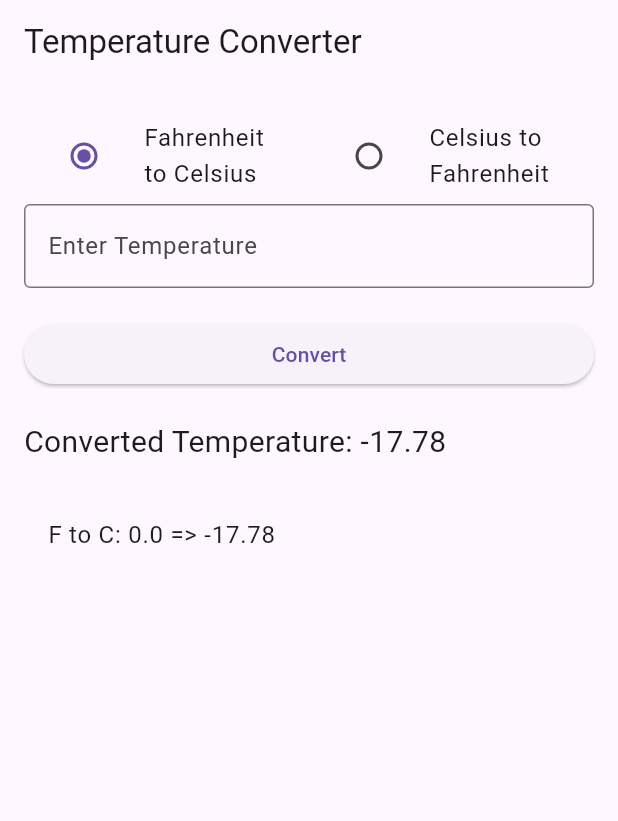
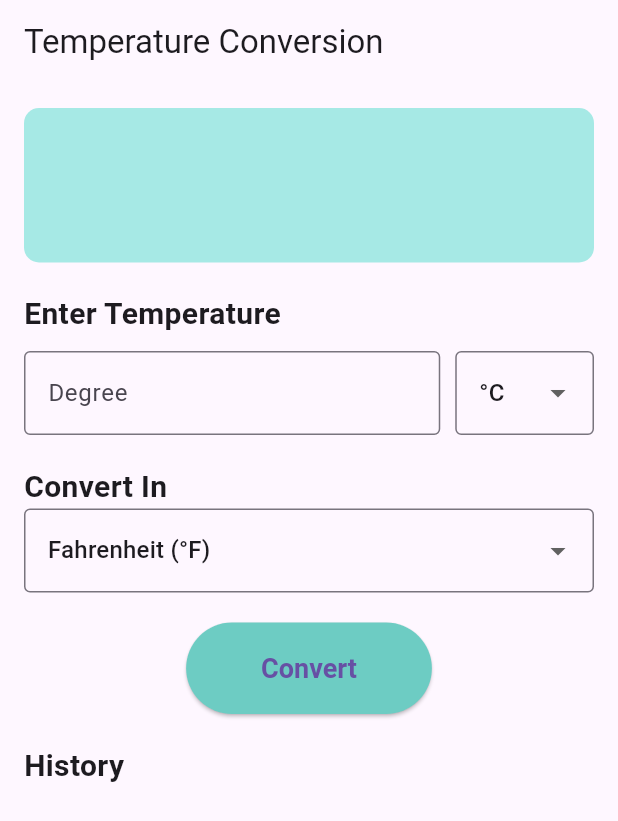
Before and after one commit to Umutoniwasepie/Temperature-Conversion-app, a Flutter app: the screen it shows after launch, after a tap on "Convert", on a phone screen of 412 x 824 dp. Shown: the top 821 px of the screen. Run offline on Flutter 3.47's test engine with Material 3 defaults, Android fonts, the phone set to English and light mode, and no system bars.

Commit message:
Made some UI changes

```diff
--- a/temperature_conversion_app/lib/main.dart
+++ b/temperature_conversion_app/lib/main.dart
@@ -1,42 +1,60 @@
 import 'package:flutter/material.dart';
 
-void main() => runApp(TempConversionApp());
+void main() {
+  runApp(TemperatureConversionApp());
+}
 
-class TempConversionApp extends StatelessWidget {
+class TemperatureConversionApp extends StatelessWidget {
   @override
   Widget build(BuildContext context) {
     return MaterialApp(
-      title: 'Temperature Converter',
+      title: 'Temperature Conversion App',
       theme: ThemeData(
         primarySwatch: Colors.teal,
+        visualDensity: VisualDensity.adaptivePlatformDensity,
       ),
-      home: TempConversionHomePage(),
+      home: TemperatureConversionScreen(),
     );
   }
 }
 
-class TempConversionHomePage extends StatefulWidget {
+class TemperatureConversionScreen extends StatefulWidget {
   @override
-  _TempConversionHomePageState createState() => _TempConversionHomePageState();
+  _TemperatureConversionScreenState createState() =>
+      _TemperatureConversionScreenState();
 }
 
-class _TempConversionHomePageState extends State<TempConversionHomePage> {
+class _TemperatureConversionScreenState
+    extends State<TemperatureConversionScreen> {
   final TextEditingController _controller = TextEditingController();
-  String _conversionType = 'F to C';
-  String _result = '';
-  List<String> _history = [];
+  bool _isCelsius = true;
+  String _convertedTemperature = '';
+  List<String> _conversionHistory = [];
 
-  void _convert() {
+  void _convertTemperature() {
+    if (_controller.text.isEmpty) return;
+
+    double inputTemperature = double.parse(_controller.text);
+    double convertedTemperature;
+
+    if (_isCelsius) {
+      convertedTemperature = (inputTemperature * 9 / 5) + 32;
+      _conversionHistory.insert(0,
+          'C to F: ${inputTemperature.toStringAsFixed(1)} => ${convertedTemperature.toStringAsFixed(1)}');
+    } else {
+      convertedTemperature = (inputTemperature - 32) * 5 / 9;
+      _conversionHistory.insert(0,
+          'F to C: ${inputTemperature.toStringAsFixed(1)} => ${convertedTemperature.toStringAsFixed(1)}');
+    }
+
     setState(() {
-      double input = double.tryParse(_controller.text) ?? 0;
-      double output;
-      if (_conversionType == 'F to C') {
-        output = (input - 32) * 5 / 9;
-      } else {
-        output = input * 9 / 5 + 32;
+      _convertedTemperature = convertedTemperature.toStringAsFixed(1);
+    });
   }
-      _result = output.toStringAsFixed(2);
-      _history.insert(0, '$_conversionType: $input => $_result');
+
+  void _toggleConversion() {
+    setState(() {
+      _isCelsius = !_isCelsius;
     });
   }
 
@@ -44,70 +62,113 @@ class _TempConversionHomePageState extends State<TempConversionHomePage> {
   Widget build(BuildContext context) {
     return Scaffold(
       appBar: AppBar(
-        title: Text('Temperature Converter'),
+        title: Text('Temperature Conversion'),
       ),
       body: Padding(
         padding: const EdgeInsets.all(16.0),
         child: Column(
           crossAxisAlignment: CrossAxisAlignment.stretch,
           children: <Widget>[
+            _buildResultSection(),
+            SizedBox(height: 20),
+            Expanded(
+              child: Column(
+                crossAxisAlignment: CrossAxisAlignment.start,
+                children: [
+                  Text('Enter Temperature',
+                      style:
+                          TextStyle(fontSize: 20, fontWeight: FontWeight.bold)),
+                  SizedBox(height: 10),
                   Row(
-              children: <Widget>[
+                    children: [
                       Expanded(
-                  child: ListTile(
-                    title: const Text('Fahrenheit to Celsius'),
-                    leading: Radio<String>(
-                      value: 'F to C',
-                      groupValue: _conversionType,
-                      onChanged: (String? value) {
-                        setState(() {
-                          _conversionType = value!;
-                        });
-                      },
+                        flex: 3,
+                        child: TextField(
+                          controller: _controller,
+                          keyboardType: TextInputType.number,
+                          decoration: InputDecoration(
+                            labelText: 'Degree',
+                            border: OutlineInputBorder(),
                           ),
                         ),
                       ),
+                      SizedBox(width: 10),
                       Expanded(
-                  child: ListTile(
-                    title: const Text('Celsius to Fahrenheit'),
-                    leading: Radio<String>(
-                      value: 'C to F',
-                      groupValue: _conversionType,
+                        flex: 1,
+                        child: DropdownButtonFormField<String>(
+                          value: _isCelsius ? 'C' : 'F',
+                          items: <DropdownMenuItem<String>>[
+                            DropdownMenuItem<String>(
+                              value: 'C',
+                              child: Text('°C'),
+                            ),
+                            DropdownMenuItem<String>(
+                              value: 'F',
+                              child: Text('°F'),
+                            ),
+                          ],
                           onChanged: (String? value) {
-                        setState(() {
-                          _conversionType = value!;
-                        });
+                            if (value != null) {
+                              _toggleConversion();
+                            }
                           },
+                          decoration: InputDecoration(
+                            border: OutlineInputBorder(),
                           ),
                         ),
                       ),
                     ],
                   ),
-            TextField(
-              controller: _controller,
+                  SizedBox(height: 20),
+                  Text('Convert In',
+                      style:
+                          TextStyle(fontSize: 20, fontWeight: FontWeight.bold)),
+                  DropdownButtonFormField<String>(
+                    value: _isCelsius ? 'Fahrenheit (°F)' : 'Celsius (°C)',
+                    items: <DropdownMenuItem<String>>[
+                      DropdownMenuItem<String>(
+                        value: 'Fahrenheit (°F)',
+                        child: Text('Fahrenheit (°F)'),
+                      ),
+                      DropdownMenuItem<String>(
+                        value: 'Celsius (°C)',
+                        child: Text('Celsius (°C)'),
+                      ),
+                    ],
+                    onChanged: (String? value) {
+                      if (value != null) {
+                        _toggleConversion();
+                      }
+                    },
                     decoration: InputDecoration(
-                labelText: 'Enter Temperature',
                       border: OutlineInputBorder(),
                     ),
-              keyboardType: TextInputType.number,
                   ),
                   SizedBox(height: 20),
-            ElevatedButton(
-              onPressed: _convert,
+                  Center(
+                    child: ElevatedButton(
+                      onPressed: _convertTemperature,
+                      style: ElevatedButton.styleFrom(
+                        backgroundColor: Color.fromARGB(255, 109, 204, 195),
+                        padding: EdgeInsets.symmetric(
+                            horizontal: 50, vertical: 20),
+                        textStyle: TextStyle(
+                            fontSize: 18, fontWeight: FontWeight.bold),
+                      ),
                       child: Text('Convert'),
                     ),
-            SizedBox(height: 20),
-            Text(
-              'Converted Temperature: $_result',
-              style: TextStyle(fontSize: 20),
                   ),
                   SizedBox(height: 20),
+                  Text('History',
+                      style:
+                          TextStyle(fontSize: 20, fontWeight: FontWeight.bold)),
+                  SizedBox(height: 10),
                   Expanded(
                     child: ListView.builder(
-                itemCount: _history.length,
+                      itemCount: _conversionHistory.length,
                       itemBuilder: (context, index) {
                         return ListTile(
-                    title: Text(_history[index]),
+                          title: Text(_conversionHistory[index]),
                         );
                       },
                     ),
@@ -115,6 +176,28 @@ class _TempConversionHomePageState extends State<TempConversionHomePage> {
                 ],
               ),
             ),
+          ],
+        ),
+      ),
+    );
+  }
+
+  Widget _buildResultSection() {
+    return Container(
+      padding: EdgeInsets.all(16.0),
+      decoration: BoxDecoration(
+        color: Color.fromARGB(255, 166, 233, 229),
+        borderRadius: BorderRadius.circular(10),
+      ),
+      child: Center(
+        child: Text(
+          _convertedTemperature.isNotEmpty
+              ? '$_convertedTemperature ${_isCelsius ? '°F' : '°C'}'
+              : '',
+          style: TextStyle(
+              fontSize: 50, fontWeight: FontWeight.bold, color: Colors.teal),
+        ),
+      ),
     );
   }
 }
```
Lines whose indentation alone changed are shown as unchanged.
